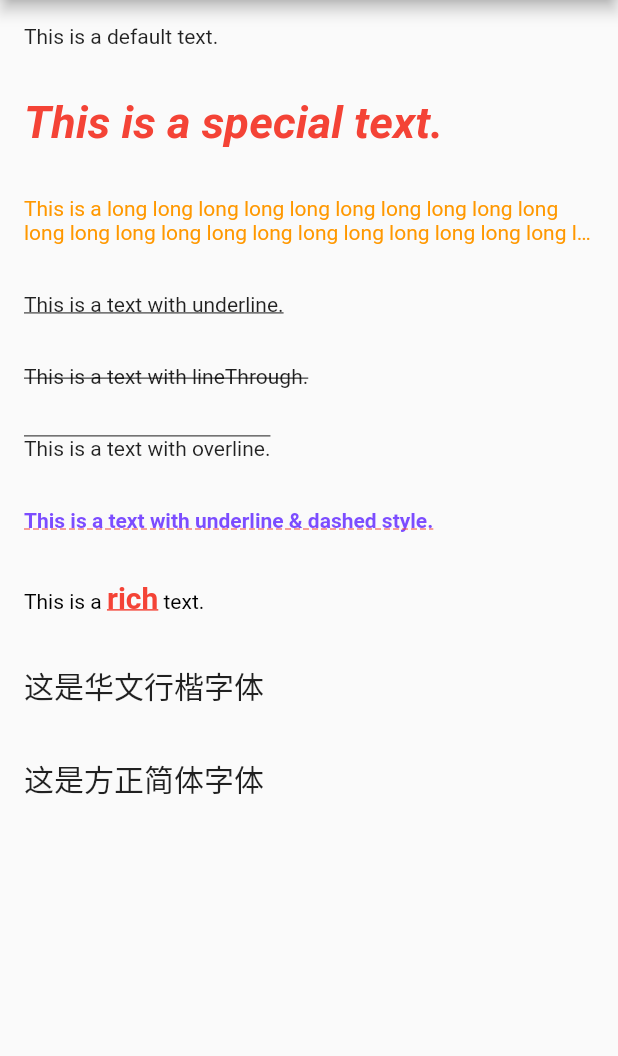
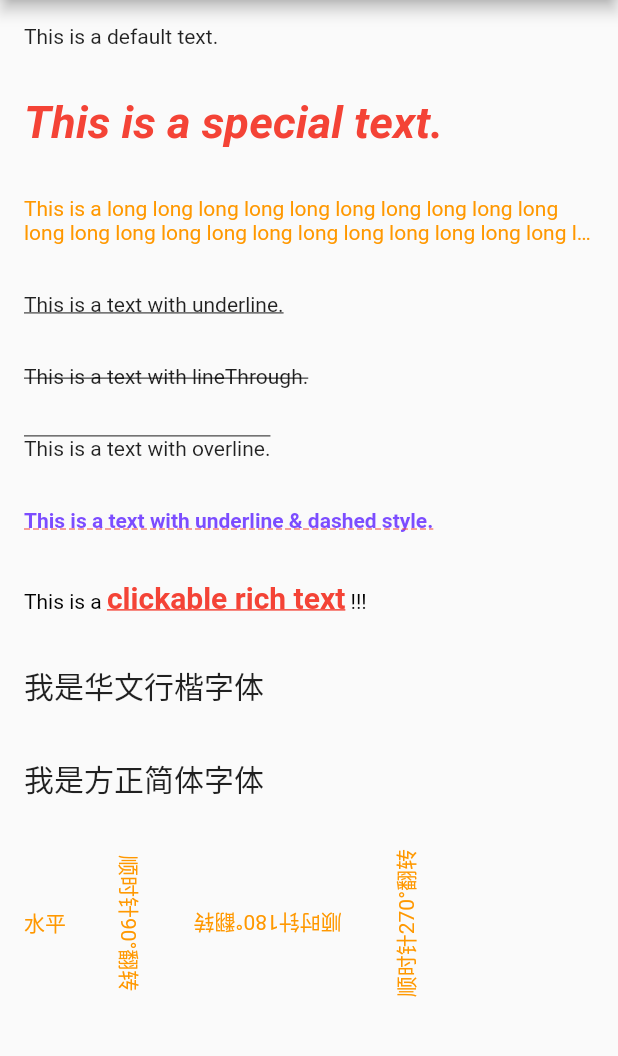
Before and after one commit to sunfusheng/FlutterDemo, a Flutter app: the TextRichText screen opened directly, on a phone screen of 412 x 824 dp, the part 84-1140 px from its top. Run offline on Flutter 3.47's test engine with Material 2 defaults, Android fonts, the phone set to English and light mode, and no system bars; missing offline and left inert: flutter_webview_plugin; Roboto replaces fonts that are missing (fangzhengjianti, huawenxingkai).

Commit message:
modify text post

```diff
--- a/lib/pages/basic/TextRichText.dart
+++ b/lib/pages/basic/TextRichText.dart
@@ -119,7 +119,7 @@ class TextRichText extends StatelessWidget {
                       ),
                       children: <TextSpan>[
                         TextSpan(
-                          text: 'rich',
+                          text: 'clickable rich text',
                           style: TextStyle(
                             color: Colors.red,
                             fontWeight: FontWeight.bold,
@@ -132,11 +132,11 @@ class TextRichText extends StatelessWidget {
                               Scaffold.of(context)
                                 ..removeCurrentSnackBar()
                                 ..showSnackBar(new SnackBar(
-                                    content: new Text("click rich text")));
+                                    content: new Text("Yeah, it's clickable.")));
                             },
                         ),
                         TextSpan(
-                          text: ' text.',
+                          text: ' !!! ',
                         ),
                       ],
                     ),
@@ -146,7 +146,7 @@ class TextRichText extends StatelessWidget {
                   margin: EdgeInsets.all(16),
                   alignment: Alignment.centerLeft,
                   child: Text(
-                    '这是华文行楷字体',
+                    '我是华文行楷字体',
                     style: TextStyle(
                       fontSize: 20,
                       fontFamily: 'huawenxingkai',
@@ -157,12 +157,68 @@ class TextRichText extends StatelessWidget {
                   margin: EdgeInsets.all(16),
                   alignment: Alignment.centerLeft,
                   child: Text(
-                    '这是方正简体字体',
+                    '我是方正简体字体',
                     style: TextStyle(
                       fontSize: 20,
                       fontFamily: 'fangzhengjianti',
                     ),
                   ),
+                ),
+                Row(
+                  children: <Widget>[
+                    Container(
+                      margin: EdgeInsets.all(16),
+                      alignment: Alignment.centerLeft,
+                      child: RotatedBox(
+                        quarterTurns: 0,
+                        child: Text(
+                          '水平',
+                          style: TextStyle(
+                            color: Colors.orange,
+                          ),
+                        ),
+                      ),
+                    ),
+                    Container(
+                      margin: EdgeInsets.all(16),
+                      alignment: Alignment.centerLeft,
+                      child: RotatedBox(
+                        quarterTurns: 1,
+                        child: Text(
+                          '顺时针90°翻转',
+                          style: TextStyle(
+                            color: Colors.orange,
+                          ),
+                        ),
+                      ),
+                    ),
+                    Container(
+                      margin: EdgeInsets.all(16),
+                      alignment: Alignment.centerLeft,
+                      child: RotatedBox(
+                        quarterTurns: 2,
+                        child: Text(
+                          '顺时针180°翻转',
+                          style: TextStyle(
+                            color: Colors.orange,
+                          ),
+                        ),
+                      ),
+                    ),
+                    Container(
+                      margin: EdgeInsets.all(16),
+                      alignment: Alignment.centerLeft,
+                      child: RotatedBox(
+                        quarterTurns: 3,
+                        child: Text(
+                          '顺时针270°翻转',
+                          style: TextStyle(
+                            color: Colors.orange,
+                          ),
+                        ),
+                      ),
+                    ),
+                  ],
                 ),
               ],
             ),
```
Also changed, not shown: 1 other file.
